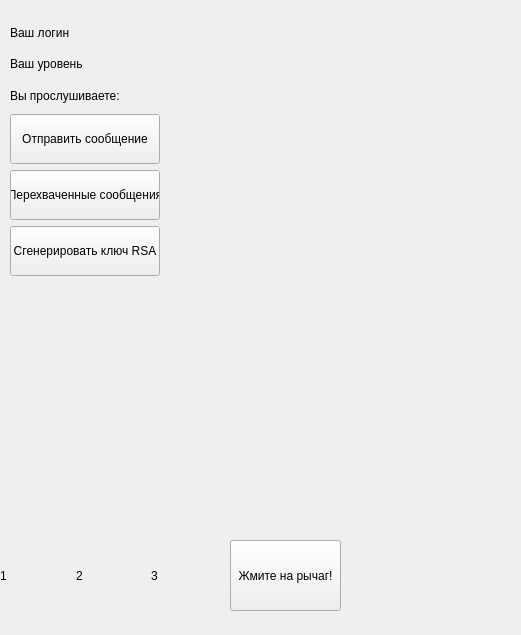
shm0nya/Lipilin-s-game, file home_window.ui: the form before one commit; both pictures show x 0 to 521 and y 0 to 635 of the 950 by 635 pixel window.
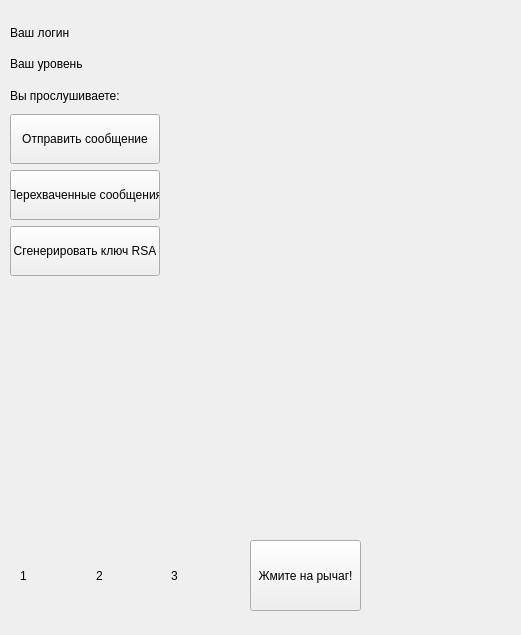
The form after the commit.

What changed in the file:
```diff
--- a/home_window.ui
+++ b/home_window.ui
@@ -41,7 +41,7 @@
     <rect>
      <x>10</x>
      <y>20</y>
-     <width>211</width>
+     <width>216</width>
      <height>256</height>
     </rect>
    </property>
@@ -275,7 +275,7 @@
   <widget class="QPushButton" name="automat">
    <property name="geometry">
     <rect>
-     <x>230</x>
+     <x>250</x>
      <y>540</y>
      <width>111</width>
      <height>71</height>
@@ -288,7 +288,7 @@
   <widget class="QWidget" name="horizontalLayoutWidget">
    <property name="geometry">
     <rect>
-     <x>0</x>
+     <x>20</x>
      <y>540</y>
      <width>221</width>
      <height>71</height>
@@ -318,7 +318,7 @@
     </item>
    </layout>
   </widget>
-  <widget class="QWidget" name="">
+  <widget class="QWidget" name="layoutWidget">
    <property name="geometry">
     <rect>
      <x>711</x>
```
